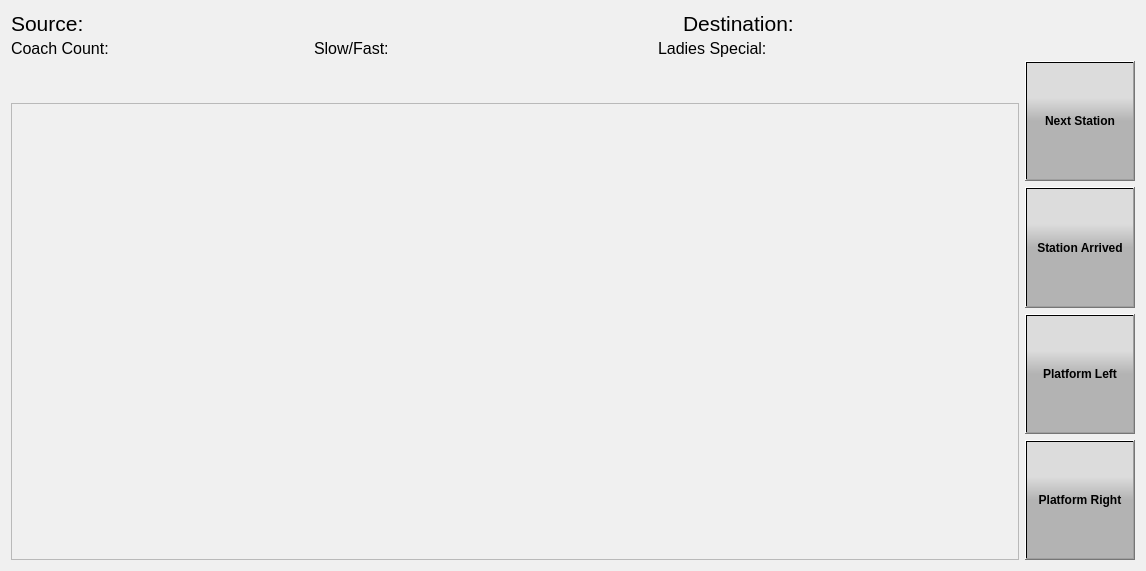
Above: train_route.ui from gurpartap007/qtmop before the change. Below: the same form after it.
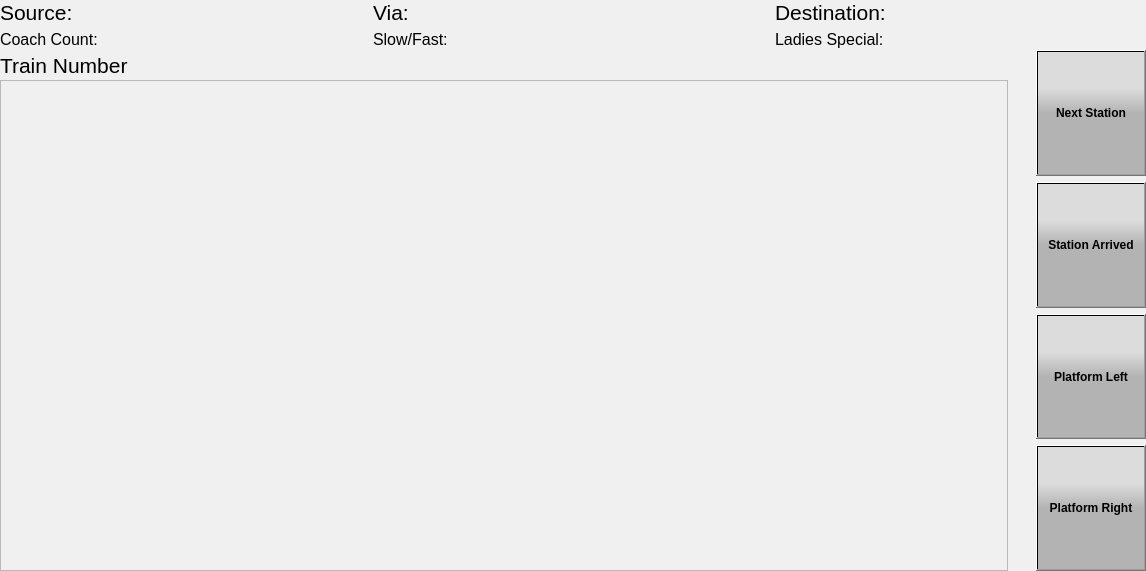
That is the form after the change.

Commit message: added two states for skip button--> skip and Add,optimized layout of two train info labels,added via station and train no

```diff
--- a/train_route.ui
+++ b/train_route.ui
@@ -16,17 +16,32 @@
   <property name="styleSheet">
    <string notr="true">background-color: rgb(240, 240, 240);</string>
   </property>
-  <layout class="QHBoxLayout" name="horizontalLayout_8">
+  <layout class="QHBoxLayout" name="horizontalLayout_9">
+   <property name="leftMargin">
+    <number>0</number>
+   </property>
+   <property name="topMargin">
+    <number>0</number>
+   </property>
+   <property name="rightMargin">
+    <number>0</number>
+   </property>
+   <property name="bottomMargin">
+    <number>0</number>
+   </property>
    <item>
-    <layout class="QVBoxLayout" name="verticalLayout_2">
-     <item>
-      <layout class="QVBoxLayout" name="verticalLayout">
+    <layout class="QVBoxLayout" name="verticalLayout_5">
        <property name="spacing">
-        <number>0</number>
+      <number>2</number>
        </property>
        <item>
         <layout class="QHBoxLayout" name="horizontalLayout_3">
          <item>
+        <layout class="QVBoxLayout" name="verticalLayout">
+         <property name="spacing">
+          <number>2</number>
+         </property>
+         <item>
           <layout class="QHBoxLayout" name="horizontalLayout">
            <item>
             <widget class="QLabel" name="source_label">
@@ -67,63 +82,6 @@
           </layout>
          </item>
          <item>
-          <spacer name="horizontalSpacer">
-           <property name="orientation">
-            <enum>Qt::Horizontal</enum>
-           </property>
-           <property name="sizeHint" stdset="0">
-            <size>
-             <width>40</width>
-             <height>20</height>
-            </size>
-           </property>
-          </spacer>
-         </item>
-         <item>
-          <layout class="QHBoxLayout" name="horizontalLayout_2">
-           <item>
-            <widget class="QLabel" name="destination_label">
-             <property name="font">
-              <font>
-               <pointsize>16</pointsize>
-              </font>
-             </property>
-             <property name="text">
-              <string>Destination:</string>
-             </property>
-            </widget>
-           </item>
-           <item>
-            <widget class="QLabel" name="destination_station_name">
-             <property name="sizePolicy">
-              <sizepolicy hsizetype="MinimumExpanding" vsizetype="Preferred">
-               <horstretch>0</horstretch>
-               <verstretch>0</verstretch>
-              </sizepolicy>
-             </property>
-             <property name="minimumSize">
-              <size>
-               <width>120</width>
-               <height>0</height>
-              </size>
-             </property>
-             <property name="font">
-              <font>
-               <pointsize>16</pointsize>
-              </font>
-             </property>
-             <property name="text">
-              <string/>
-             </property>
-            </widget>
-           </item>
-          </layout>
-         </item>
-        </layout>
-       </item>
-       <item>
-        <layout class="QHBoxLayout" name="horizontalLayout_7">
-         <item>
           <layout class="QHBoxLayout" name="horizontalLayout_4">
            <item>
             <widget class="QLabel" name="coach_count_label">
@@ -161,23 +119,77 @@
              </property>
             </widget>
            </item>
+           <item>
+            <spacer name="horizontalSpacer_3">
+             <property name="orientation">
+              <enum>Qt::Horizontal</enum>
+             </property>
+             <property name="sizeHint" stdset="0">
+              <size>
+               <width>40</width>
+               <height>20</height>
+              </size>
+             </property>
+            </spacer>
+           </item>
           </layout>
          </item>
+        </layout>
+       </item>
          <item>
-          <spacer name="horizontalSpacer_4">
+        <spacer name="horizontalSpacer">
            <property name="orientation">
             <enum>Qt::Horizontal</enum>
            </property>
-           <property name="sizeType">
-            <enum>QSizePolicy::Expanding</enum>
-           </property>
            <property name="sizeHint" stdset="0">
             <size>
-             <width>100</width>
+           <width>40</width>
              <height>20</height>
             </size>
            </property>
           </spacer>
+       </item>
+       <item>
+        <layout class="QVBoxLayout" name="verticalLayout_2">
+         <property name="spacing">
+          <number>2</number>
+         </property>
+         <item>
+          <layout class="QHBoxLayout" name="horizontalLayout_8">
+           <item>
+            <widget class="QLabel" name="via_label">
+             <property name="sizePolicy">
+              <sizepolicy hsizetype="Fixed" vsizetype="Preferred">
+               <horstretch>0</horstretch>
+               <verstretch>0</verstretch>
+              </sizepolicy>
+             </property>
+             <property name="font">
+              <font>
+               <pointsize>16</pointsize>
+              </font>
+             </property>
+             <property name="text">
+              <string>Via:</string>
+             </property>
+            </widget>
+           </item>
+           <item>
+            <widget class="QLabel" name="via_name">
+             <property name="font">
+              <font>
+               <pointsize>16</pointsize>
+              </font>
+             </property>
+             <property name="styleSheet">
+              <string notr="true">color: rgb(85, 170, 0);</string>
+             </property>
+             <property name="text">
+              <string/>
+             </property>
+            </widget>
+           </item>
+          </layout>
          </item>
          <item>
           <layout class="QHBoxLayout" name="horizontalLayout_5">
@@ -217,23 +229,77 @@
              </property>
             </widget>
            </item>
-          </layout>
-         </item>
          <item>
           <spacer name="horizontalSpacer_5">
            <property name="orientation">
             <enum>Qt::Horizontal</enum>
            </property>
-           <property name="sizeType">
-            <enum>QSizePolicy::Expanding</enum>
-           </property>
+             <property name="sizeHint" stdset="0">
+              <size>
+               <width>40</width>
+               <height>20</height>
+              </size>
+             </property>
+            </spacer>
+           </item>
+          </layout>
+         </item>
+        </layout>
+       </item>
+       <item>
+        <spacer name="horizontalSpacer_2">
+         <property name="orientation">
+          <enum>Qt::Horizontal</enum>
+         </property>
            <property name="sizeHint" stdset="0">
             <size>
-             <width>100</width>
+           <width>40</width>
              <height>20</height>
             </size>
            </property>
           </spacer>
+       </item>
+       <item>
+        <layout class="QVBoxLayout" name="verticalLayout_3">
+         <item>
+          <layout class="QHBoxLayout" name="horizontalLayout_2">
+           <item>
+            <widget class="QLabel" name="destination_label">
+             <property name="font">
+              <font>
+               <pointsize>16</pointsize>
+              </font>
+             </property>
+             <property name="text">
+              <string>Destination:</string>
+             </property>
+            </widget>
+           </item>
+           <item>
+            <widget class="QLabel" name="destination_station_name">
+             <property name="sizePolicy">
+              <sizepolicy hsizetype="MinimumExpanding" vsizetype="Preferred">
+               <horstretch>0</horstretch>
+               <verstretch>0</verstretch>
+              </sizepolicy>
+             </property>
+             <property name="minimumSize">
+              <size>
+               <width>120</width>
+               <height>0</height>
+              </size>
+             </property>
+             <property name="font">
+              <font>
+               <pointsize>16</pointsize>
+              </font>
+             </property>
+             <property name="text">
+              <string/>
+             </property>
+            </widget>
+           </item>
+          </layout>
          </item>
          <item>
           <layout class="QHBoxLayout" name="horizontalLayout_6">
@@ -280,16 +346,13 @@
             </widget>
            </item>
            <item>
-            <spacer name="horizontalSpacer_2">
+            <spacer name="horizontalSpacer_6">
              <property name="orientation">
               <enum>Qt::Horizontal</enum>
              </property>
-             <property name="sizeType">
-              <enum>QSizePolicy::Fixed</enum>
-             </property>
              <property name="sizeHint" stdset="0">
               <size>
-               <width>220</width>
+               <width>40</width>
                <height>20</height>
               </size>
              </property>
@@ -298,6 +361,67 @@
           </layout>
          </item>
         </layout>
+       </item>
+      </layout>
+     </item>
+     <item>
+      <layout class="QHBoxLayout" name="horizontalLayout_7">
+       <item>
+        <widget class="QLabel" name="train_number_label">
+         <property name="font">
+          <font>
+           <pointsize>16</pointsize>
+          </font>
+         </property>
+         <property name="text">
+          <string>Train Number</string>
+         </property>
+         <property name="alignment">
+          <set>Qt::AlignLeading|Qt::AlignLeft|Qt::AlignVCenter</set>
+         </property>
+        </widget>
+       </item>
+       <item>
+        <widget class="QLabel" name="train_name">
+         <property name="font">
+          <font>
+           <pointsize>16</pointsize>
+           <weight>75</weight>
+           <bold>true</bold>
+          </font>
+         </property>
+         <property name="text">
+          <string/>
+         </property>
+         <property name="alignment">
+          <set>Qt::AlignCenter</set>
+         </property>
+        </widget>
+       </item>
+       <item>
+        <spacer name="horizontalSpacer_7">
+         <property name="orientation">
+          <enum>Qt::Horizontal</enum>
+         </property>
+         <property name="sizeHint" stdset="0">
+          <size>
+           <width>40</width>
+           <height>20</height>
+          </size>
+         </property>
+        </spacer>
+       </item>
+      </layout>
+     </item>
+     <item>
+      <widget class="QListWidget" name="listWidget">
+       <property name="alternatingRowColors">
+        <bool>false</bool>
+       </property>
+       <property name="selectionBehavior">
+        <enum>QAbstractItemView::SelectItems</enum>
+       </property>
+      </widget>
        </item>
       </layout>
      </item>
@@ -502,18 +626,6 @@
         <string/>
        </property>
       </widget>
-     </item>
-     <item>
-      <widget class="QListWidget" name="listWidget">
-       <property name="alternatingRowColors">
-        <bool>false</bool>
-       </property>
-       <property name="selectionBehavior">
-        <enum>QAbstractItemView::SelectItems</enum>
-       </property>
-      </widget>
-     </item>
-    </layout>
    </item>
    <item>
     <layout class="QVBoxLayout" name="verticalLayout_4">
```
Lines whose indentation alone changed are shown as unchanged. The commit also changes 4 other files.
